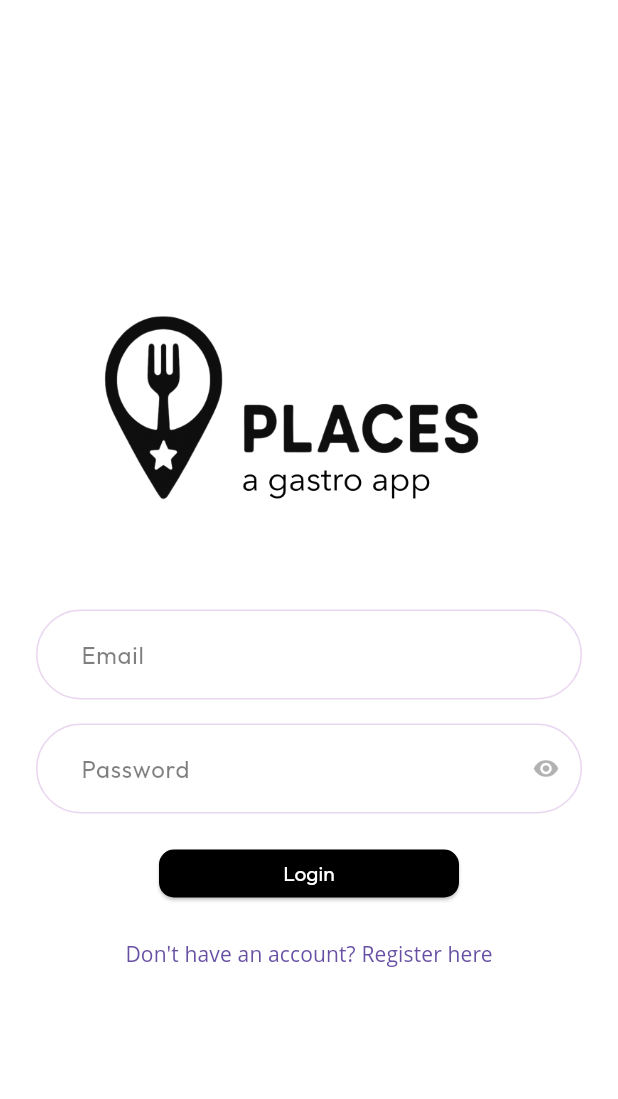
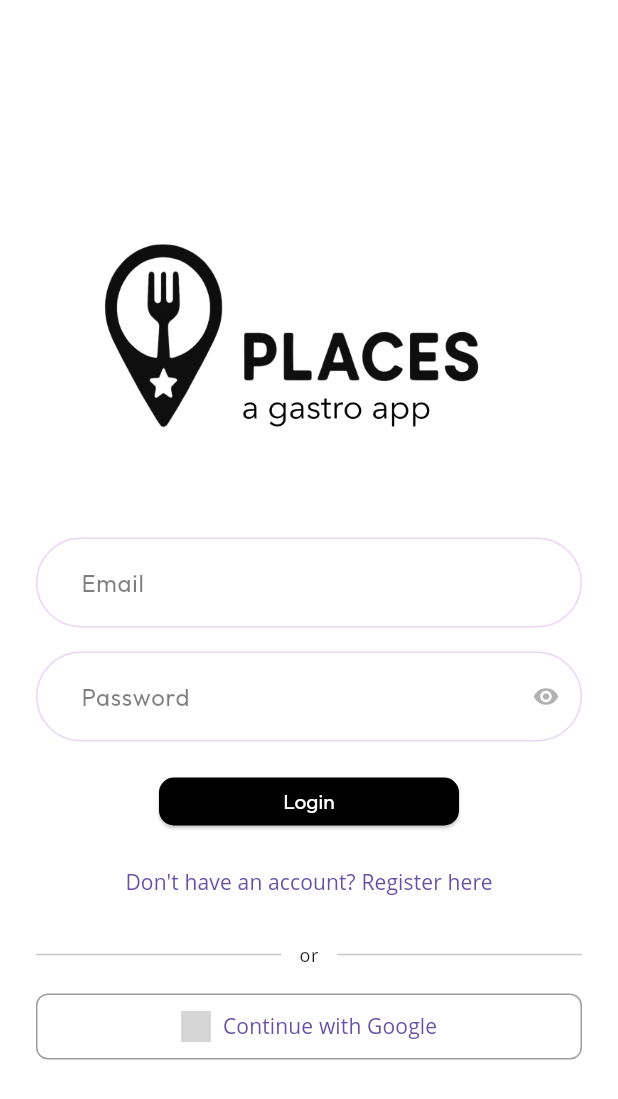
Before and after one commit to orozmarin/places-frontend, a Flutter app: the screen it shows after launch, on a phone screen of 412 x 824 dp. Shown: the top 1099 px of the screen. Run offline on Flutter 3.47's test engine with Material 3 defaults, Android fonts, the phone set to English and light mode, and no system bars; our stand-ins replace async_redux, card_swiper, copy_with_extension, dio, flutter_dotenv, fluttertoast and 10 more; generated files the repository leaves out were written again; Roboto replaces fonts that are missing (Open Sans); grey boxes are pictures that could not be loaded.

Commit message:
feat: add Google and Apple Sign-In (#52)
- Add google_sign_in and sign_in_with_apple Flutter dependencies
- Add AuthProvider enum (EMAIL/GOOGLE/APPLE) to User model; manually
  update user.g.dart (build_runner not available in CI)
- Add SocialLoginRequest model with idToken + provider fields
- Add googleLogin/appleLogin methods to AuthManager calling /auth/social
- Add GoogleLoginAction and AppleLoginAction Redux actions with same
  post-login flow as LoginAction (fetch friends, invitations, places)
- Update LoginPage ViewModel: googleLogin/appleLogin callbacks; isLoading
  covers all three actions via isWaiting union
- Update Login widget: "or" divider + "Continue with Google" button;
  "Sign in with Apple" only shown on iOS/macOS

Closes #31

Co-Authored-By: Claude Sonnet 4.6 <noreply@anthropic.com>

```diff
--- a/lib/models/auth/user.dart
+++ b/lib/models/auth/user.dart
@@ -16,6 +16,7 @@ class User {
   DateTime? dateOfBirth;
   UserStatus? status;
   String? profileImageUrl;
+  AuthProvider? authProvider;
 
   String getFullName() {
     return "$firstName $lastName";
@@ -43,6 +44,7 @@ class User {
     this.dateOfBirth,
     this.status,
     this.profileImageUrl,
+    this.authProvider,
   });
 
   @override
@@ -60,7 +62,8 @@ class User {
           sex == other.sex &&
           dateOfBirth == other.dateOfBirth &&
           status == other.status &&
-          profileImageUrl == other.profileImageUrl);
+          profileImageUrl == other.profileImageUrl &&
+          authProvider == other.authProvider);
 
   @override
   int get hashCode =>
@@ -74,7 +77,8 @@ class User {
       sex.hashCode ^
       dateOfBirth.hashCode ^
       status.hashCode ^
-      profileImageUrl.hashCode;
+      profileImageUrl.hashCode ^
+      authProvider.hashCode;
 
   @override
   String toString() {
@@ -90,6 +94,7 @@ class User {
         ' dateOfBirth: $dateOfBirth,' +
         ' status: $status,' +
         ' profileImageUrl: $profileImageUrl,' +
+        ' authProvider: $authProvider,' +
         '}';
   }
 
@@ -105,6 +110,7 @@ class User {
     DateTime? dateOfBirth,
     UserStatus? status,
     String? profileImageUrl,
+    AuthProvider? authProvider,
   }) {
     return User(
       id: id ?? this.id,
@@ -118,6 +124,7 @@ class User {
       dateOfBirth: dateOfBirth ?? this.dateOfBirth,
       status: status ?? this.status,
       profileImageUrl: profileImageUrl ?? this.profileImageUrl,
+      authProvider: authProvider ?? this.authProvider,
     );
   }
 
@@ -173,3 +180,9 @@ enum Sex {
   FEMALE,
   UNDEFINED,
 }
+
+enum AuthProvider {
+  EMAIL,
+  GOOGLE,
+  APPLE,
+}
--- a/lib/screens/login/login.dart
+++ b/lib/screens/login/login.dart
@@ -1,3 +1,5 @@
+import 'dart:io';
+
 import 'package:flutter/material.dart';
 import 'package:gastrorate/models/auth/login_request.dart';
 import 'package:gastrorate/models/auth/register_request.dart';
@@ -9,9 +11,18 @@ import 'package:gastrorate/widgets/input_field.dart';
 import 'package:gastrorate/widgets/vertical_spacer.dart';
 
 class Login extends StatefulWidget {
-  const Login({Key? key, required this.registerUser, required this.loginUser, required this.isLoading}) : super(key: key);
+  const Login({
+    Key? key,
+    required this.registerUser,
+    required this.loginUser,
+    required this.googleLogin,
+    required this.appleLogin,
+    required this.isLoading,
+  }) : super(key: key);
   final Function(RegisterRequest registerRequest) registerUser;
   final Function(LoginRequest loginRequest) loginUser;
+  final VoidCallback googleLogin;
+  final VoidCallback appleLogin;
   final bool isLoading;
 
   @override
@@ -219,6 +230,41 @@ class _LoginState extends State<Login> {
                         ? 'Already have an account? Login here'
                         : 'Don\'t have an account? Register here'),
                   ),
+                  if (!_isRegistering) ...[
+                    const VerticalSpacer(16),
+                    Row(
+                      children: [
+                        const Expanded(child: Divider()),
+                        Padding(
+                          padding: const EdgeInsets.symmetric(horizontal: 12),
+                          child: Text(
+                            'or',
+                            style: Theme.of(context).textTheme.bodySmall,
+                          ),
+                        ),
+                        const Expanded(child: Divider()),
+                      ],
+                    ),
+                    const VerticalSpacer(16),
+                    _SocialLoginButton(
+                      onPressed: widget.isLoading ? null : widget.googleLogin,
+                      icon: Image.asset(
+                        'assets/google_logo.png',
+                        height: 20,
+                        width: 20,
+                        errorBuilder: (_, __, ___) => const Icon(Icons.g_mobiledata, size: 20),
+                      ),
+                      label: 'Continue with Google',
+                    ),
+                    if (Platform.isIOS || Platform.isMacOS) ...[
+                      const VerticalSpacer(12),
+                      _SocialLoginButton(
+                        onPressed: widget.isLoading ? null : widget.appleLogin,
+                        icon: const Icon(Icons.apple, size: 20),
+                        label: 'Sign in with Apple',
+                      ),
+                    ],
+                  ],
                 ],
               ),
             ),
@@ -306,3 +352,32 @@ class _LoginState extends State<Login> {
     return null;
   }
 }
+
+class _SocialLoginButton extends StatelessWidget {
+  const _SocialLoginButton({
+    required this.onPressed,
+    required this.icon,
+    required this.label,
+  });
+
+  final VoidCallback? onPressed;
+  final Widget icon;
+  final String label;
+
+  @override
+  Widget build(BuildContext context) {
+    return SizedBox(
+      width: double.infinity,
+      child: OutlinedButton.icon(
+        onPressed: onPressed,
+        icon: icon,
+        label: Text(label),
+        style: OutlinedButton.styleFrom(
+          padding: const EdgeInsets.symmetric(vertical: 12),
+          side: const BorderSide(color: Colors.grey),
+          shape: RoundedRectangleBorder(borderRadius: BorderRadius.circular(8)),
+        ),
+      ),
+    );
+  }
+}
--- a/lib/screens/login/login_page.dart
+++ b/lib/screens/login/login_page.dart
@@ -16,6 +16,8 @@ class LoginPage extends StatelessWidget {
       builder: (BuildContext context, ViewModel vm) => Login(
         loginUser: vm.loginUser,
         registerUser: vm.registerUser,
+        googleLogin: vm.googleLogin,
+        appleLogin: vm.appleLogin,
         isLoading: vm.isLoading,
       ),
     );
@@ -29,7 +31,9 @@ class Factory extends VmFactory<AppState, LoginPage, ViewModel> {
   ViewModel? fromStore() => ViewModel(
         registerUser: (RegisterRequest registerRequest) => dispatch(RegisterAction(registerRequest)),
         loginUser: (LoginRequest loginRequest) => dispatch(LoginAction(loginRequest)),
-        isLoading: isWaiting(LoginAction),
+        googleLogin: () => dispatch(GoogleLoginAction()),
+        appleLogin: () => dispatch(AppleLoginAction()),
+        isLoading: isWaiting(LoginAction) || isWaiting(GoogleLoginAction) || isWaiting(AppleLoginAction),
       );
 }
 
@@ -37,11 +41,15 @@ class ViewModel extends Vm {
   ViewModel({
     required this.registerUser,
     required this.loginUser,
+    required this.googleLogin,
+    required this.appleLogin,
     required this.isLoading,
   });
 
   final Function(RegisterRequest registerRequest) registerUser;
   final Function(LoginRequest loginRequest) loginUser;
+  final VoidCallback googleLogin;
+  final VoidCallback appleLogin;
   final bool isLoading;
 
   @override
@@ -52,8 +60,16 @@ class ViewModel extends Vm {
           runtimeType == other.runtimeType &&
           registerUser == other.registerUser &&
           loginUser == other.loginUser &&
+          googleLogin == other.googleLogin &&
+          appleLogin == other.appleLogin &&
           isLoading == other.isLoading;
 
   @override
-  int get hashCode => super.hashCode ^ registerUser.hashCode ^ loginUser.hashCode ^ isLoading.hashCode;
+  int get hashCode =>
+      super.hashCode ^
+      registerUser.hashCode ^
+      loginUser.hashCode ^
+      googleLogin.hashCode ^
+      appleLogin.hashCode ^
+      isLoading.hashCode;
 }
--- a/pubspec.yaml
+++ b/pubspec.yaml
@@ -60,6 +60,8 @@ dependencies:
   shared_preferences: ^2.5.4
   fluttertoast: ^9.0.0
   image_picker: ^1.2.1
+  google_sign_in: ^6.2.2
+  sign_in_with_apple: ^6.1.4
 
 dev_dependencies:
   flutter_test:
```
Also changed, not shown: lib/models/auth/social_login_request.dart (added, +17 -0 lines), lib/service/auth_manager.dart (+13 -0 lines), lib/store/auth/auth.actions.dart (+73 -0 lines), lib/models/auth/social_login_request.g.dart (added), lib/models/auth/user.g.dart.
